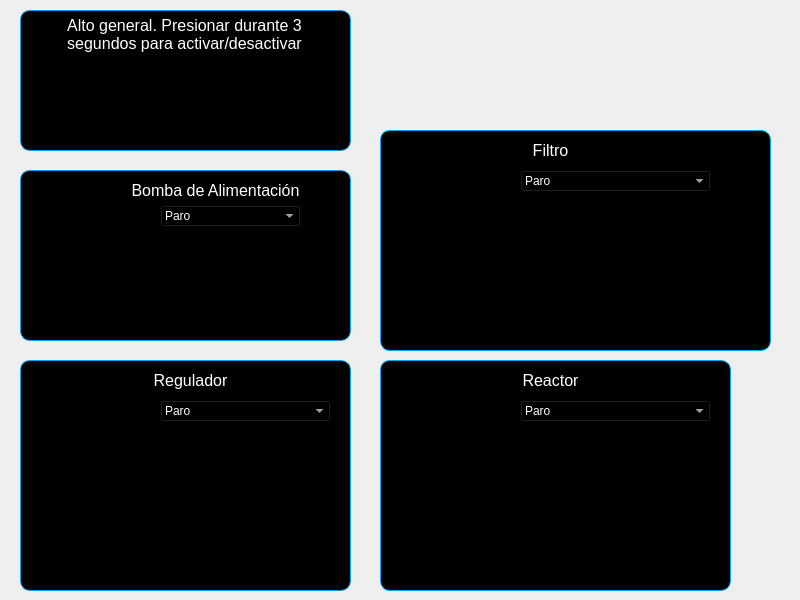
Qt form asa_application/motores.ui (razulued/qt_application) before a commit.
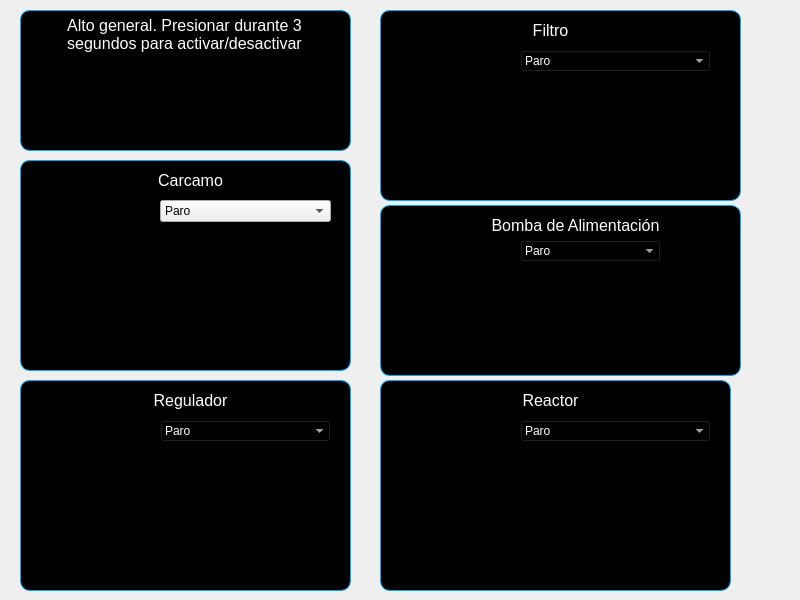
The same form after that commit. Icons and pictures are not drawn.

```diff
--- a/asa_application/motores.ui
+++ b/asa_application/motores.ui
@@ -29,9 +29,9 @@
    <property name="geometry">
     <rect>
      <x>20</x>
-     <y>360</y>
+     <y>380</y>
      <width>331</width>
-     <height>231</height>
+     <height>211</height>
     </rect>
    </property>
    <property name="styleSheet">
@@ -133,9 +133,9 @@
     <property name="geometry">
      <rect>
       <x>140</x>
-      <y>70</y>
+      <y>90</y>
       <width>181</width>
-      <height>141</height>
+      <height>101</height>
      </rect>
     </property>
     <layout class="QGridLayout" name="gridLayout"/>
@@ -145,9 +145,9 @@
    <property name="geometry">
     <rect>
      <x>380</x>
-     <y>360</y>
+     <y>380</y>
      <width>351</width>
-     <height>231</height>
+     <height>211</height>
     </rect>
    </property>
    <property name="styleSheet">
@@ -272,9 +272,9 @@
     <property name="geometry">
      <rect>
       <x>140</x>
-      <y>70</y>
+      <y>90</y>
       <width>191</width>
-      <height>141</height>
+      <height>111</height>
      </rect>
     </property>
     <layout class="QGridLayout" name="gridLayout_2"/>
@@ -438,9 +438,9 @@
    <property name="geometry">
     <rect>
      <x>380</x>
-     <y>130</y>
-     <width>391</width>
-     <height>221</height>
+     <y>10</y>
+     <width>361</width>
+     <height>191</height>
     </rect>
    </property>
    <property name="styleSheet">
@@ -488,7 +488,7 @@
     <property name="geometry">
      <rect>
       <x>-10</x>
-      <y>50</y>
+      <y>10</y>
       <width>141</width>
       <height>161</height>
      </rect>
@@ -545,7 +545,7 @@
       <x>140</x>
       <y>80</y>
       <width>241</width>
-      <height>121</height>
+      <height>101</height>
      </rect>
     </property>
     <layout class="QGridLayout" name="gridLayout_3"/>
@@ -554,9 +554,9 @@
   <widget class="QFrame" name="frame_5">
    <property name="geometry">
     <rect>
-     <x>20</x>
-     <y>170</y>
-     <width>331</width>
+     <x>380</x>
+     <y>205</y>
+     <width>361</width>
      <height>171</height>
     </rect>
    </property>
@@ -668,6 +668,122 @@
     <layout class="QGridLayout" name="gridLayout_4"/>
    </widget>
   </widget>
+  <widget class="QFrame" name="frame_6">
+   <property name="geometry">
+    <rect>
+     <x>20</x>
+     <y>160</y>
+     <width>331</width>
+     <height>211</height>
+    </rect>
+   </property>
+   <property name="styleSheet">
+    <string notr="true">#frame_6
+{
+background-color: black;
+color: white;
+border-style: solid;
+border-width:1px;
+border-color: rgb(0, 167, 250);
+border-radius: 10px;
+}</string>
+   </property>
+   <property name="frameShape">
+    <enum>QFrame::StyledPanel</enum>
+   </property>
+   <property name="frameShadow">
+    <enum>QFrame::Raised</enum>
+   </property>
+   <widget class="QLabel" name="label_6">
+    <property name="geometry">
+     <rect>
+      <x>110</x>
+      <y>10</y>
+      <width>121</width>
+      <height>20</height>
+     </rect>
+    </property>
+    <property name="font">
+     <font>
+      <pointsize>12</pointsize>
+     </font>
+    </property>
+    <property name="styleSheet">
+     <string notr="true">color:white</string>
+    </property>
+    <property name="text">
+     <string>Carcamo</string>
+    </property>
+    <property name="alignment">
+     <set>Qt::AlignCenter</set>
+    </property>
+   </widget>
+   <widget class="QLabel" name="regulador_imagen_2">
+    <property name="geometry">
+     <rect>
+      <x>10</x>
+      <y>60</y>
+      <width>121</width>
+      <height>121</height>
+     </rect>
+    </property>
+    <property name="styleSheet">
+     <string notr="true">#regulador_imagen_2
+{
+background-image: url(:/gifs/1 Carcamo y Regulador/screen800x600/gifs/1 Carcamo y Regulador/carcamo hi quiet water.png);
+background-repeat: none;
+background-position: center;
+border: none;
+}</string>
+    </property>
+    <property name="text">
+     <string/>
+    </property>
+   </widget>
+   <widget class="QComboBox" name="comboBox_5">
+    <property name="geometry">
+     <rect>
+      <x>140</x>
+      <y>40</y>
+      <width>171</width>
+      <height>22</height>
+     </rect>
+    </property>
+    <property name="styleSheet">
+     <string notr="true">#comboBox
+{
+background-color: black;
+color: white;
+}</string>
+    </property>
+    <item>
+     <property name="text">
+      <string>Paro</string>
+     </property>
+    </item>
+    <item>
+     <property name="text">
+      <string>Automatico</string>
+     </property>
+    </item>
+    <item>
+     <property name="text">
+      <string>Manual</string>
+     </property>
+    </item>
+   </widget>
+   <widget class="QWidget" name="gridLayoutWidget_5">
+    <property name="geometry">
+     <rect>
+      <x>140</x>
+      <y>90</y>
+      <width>181</width>
+      <height>101</height>
+     </rect>
+    </property>
+    <layout class="QGridLayout" name="gridLayout_5"/>
+   </widget>
+  </widget>
  </widget>
  <resources/>
  <connections/>
```
